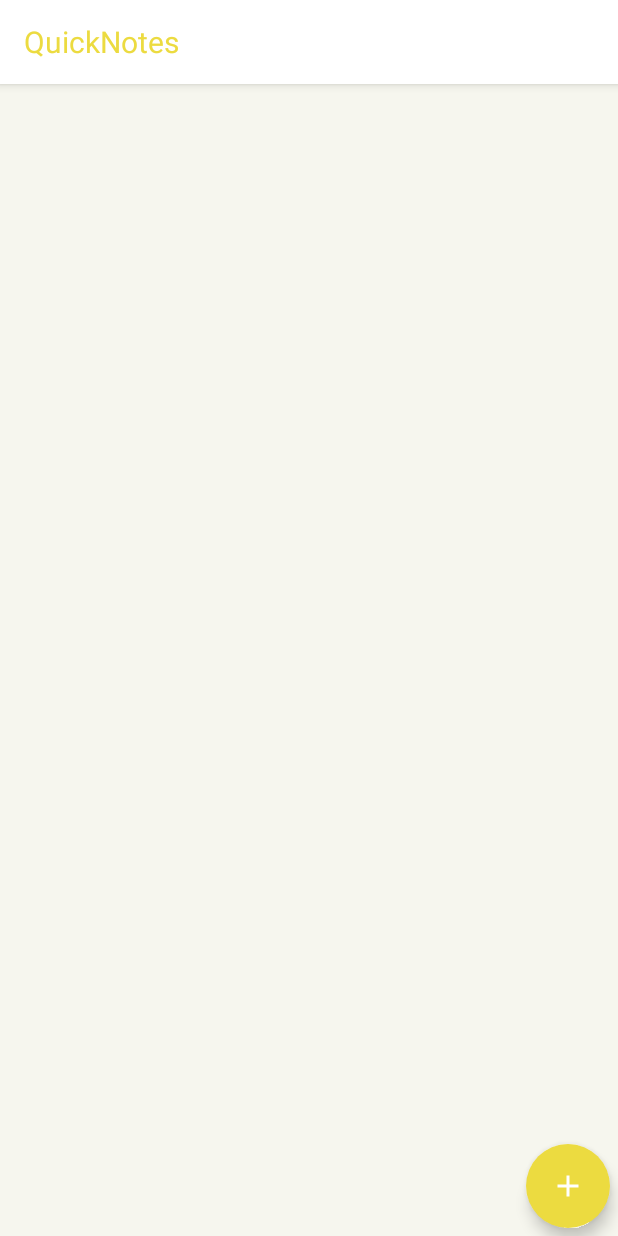
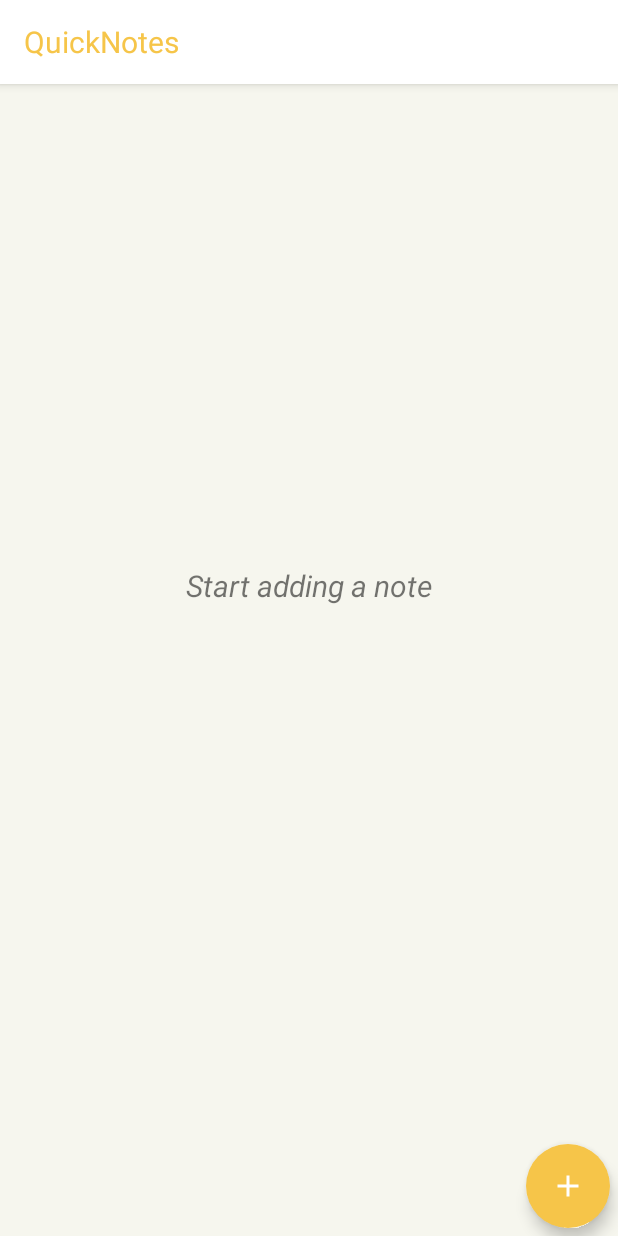
Before and after one commit to kirtij31/QuickNotes, an Android app: the screen it shows after launch (MainActivity), on a phone screen of 412 x 824 dp. Run offline under Robolectric (Android 15) with nearby library versions, the phone set to English and light mode, and no system bars; our stand-ins replace Room's generated code.

```diff
--- a/app/src/main/java/com/notes/quicknotes/MainActivity.kt
+++ b/app/src/main/java/com/notes/quicknotes/MainActivity.kt
@@ -14,8 +14,6 @@ lateinit var viewModel: NoteViewModel
   var isLongPressed = false
   var isPressed = false
 
-lateinit var adapter : NotesRVAdapter
-
 
 
 class MainActivity : AppCompatActivity() , INotesRVAdapter {
@@ -24,7 +22,7 @@ class MainActivity : AppCompatActivity() , INotesRVAdapter {
         setContentView(R.layout.activity_main)
 
         recyclerView.layoutManager =    StaggeredGridLayoutManager(2, StaggeredGridLayoutManager.VERTICAL)
-        adapter = NotesRVAdapter(this,this)
+        val adapter = NotesRVAdapter(this,this)
         recyclerView.adapter = adapter
 
 
@@ -32,6 +30,16 @@ class MainActivity : AppCompatActivity() , INotesRVAdapter {
         viewModel.allNotes.observe(this) { list ->
             list?.let { adapter.updateList(it) }
 
+        }
+
+        viewModel.tableSize.observe(this){size->
+        if(size ==0){
+            initialText.visibility = View.VISIBLE
+            recyclerView.visibility = View.GONE}
+        else{
+            initialText.visibility = View.GONE
+            recyclerView.visibility = View.VISIBLE
+        }
         }
 
         bottomNavigationView.setOnItemSelectedListener { item->
@@ -83,10 +91,6 @@ class MainActivity : AppCompatActivity() , INotesRVAdapter {
         floating_add.visibility = View.GONE
     }
 
-    override fun onRestart() {
-        super.onRestart()
-        adapter.notifyDataSetChanged()
-    }
 
 
 }
--- a/app/src/main/java/com/notes/quicknotes/NoteDao.kt
+++ b/app/src/main/java/com/notes/quicknotes/NoteDao.kt
@@ -24,6 +24,9 @@ interface NoteDao {
     @Query("SELECT * FROM notes_table ORDER BY id ASC")
     fun getALLNoteS():LiveData<List<Note>>
 
+    @Query("SELECT COUNT(*) FROM notes_table")
+    fun tableSize():LiveData<Int>
+
 
     @Query("UPDATE notes_table SET selected = 'true' WHERE id = :id")
     suspend fun setSelectionStatusTrue( id: Int)
--- a/app/src/main/java/com/notes/quicknotes/NoteRepository.kt
+++ b/app/src/main/java/com/notes/quicknotes/NoteRepository.kt
@@ -5,6 +5,7 @@ import androidx.lifecycle.LiveData
 class NoteRepository(private val noteDao :NoteDao) {
 
     val allNotes: LiveData<List<Note>> = noteDao.getALLNoteS()
+    val tableSize :LiveData<Int> = noteDao.tableSize()
 
     suspend fun insert(note: Note) {
         noteDao.insert(note)
@@ -18,6 +19,7 @@ class NoteRepository(private val noteDao :NoteDao) {
     suspend fun update(text:String, title :String, id:Int){
         noteDao.update(text,title,id)
     }
+
 
     suspend fun deleteSelected() {
         noteDao.deleteSelected()
--- a/app/src/main/java/com/notes/quicknotes/NoteViewModel.kt
+++ b/app/src/main/java/com/notes/quicknotes/NoteViewModel.kt
@@ -4,6 +4,7 @@ import android.app.Application
 import androidx.lifecycle.AndroidViewModel
 import androidx.lifecycle.LiveData
 import androidx.lifecycle.viewModelScope
+import kotlinx.coroutines.CoroutineScope
 import kotlinx.coroutines.Dispatchers
 import kotlinx.coroutines.launch
 
@@ -11,11 +12,13 @@ class NoteViewModel(application: Application): AndroidViewModel(application) {
 
     private val repository :NoteRepository
      val allNotes : LiveData<List<Note>>
+     val tableSize : LiveData<Int>
 
     init{
         val dao = NoteDatabase.getDatabase(application).getNoteDao()
          repository = NoteRepository(dao)
         allNotes = repository.allNotes
+        tableSize = repository.tableSize
     }
 
 
--- a/app/src/main/res/layout/activity_main.xml
+++ b/app/src/main/res/layout/activity_main.xml
@@ -8,6 +8,19 @@
     tools:context=".MainActivity"
     android:background="@color/background">
 
+    <TextView
+        android:id="@+id/initialText"
+        android:layout_width="wrap_content"
+        android:layout_height="wrap_content"
+        app:layout_constraintTop_toTopOf="parent"
+        app:layout_constraintLeft_toLeftOf="parent"
+        app:layout_constraintRight_toRightOf="parent"
+        app:layout_constraintBottom_toBottomOf="parent"
+        android:text="Start adding a note"
+        android:textStyle="italic"
+        android:textSize="20sp"
+        android:layout_marginBottom="100dp"/>
+
     <androidx.recyclerview.widget.RecyclerView
         android:layout_margin="5dp"
         android:id="@+id/recyclerView"
@@ -16,7 +29,7 @@
         app:layout_constraintTop_toTopOf="parent"
         app:layout_constraintLeft_toLeftOf="parent"
         app:layout_constraintRight_toRightOf="parent"
-        tools:listitem="@layout/item_note"/>
+        tools:listitem="@layout/item_note" />
 
     <com.google.android.material.floatingactionbutton.FloatingActionButton
         android:layout_margin="5dp"
--- a/app/src/main/res/layout/item_note.xml
+++ b/app/src/main/res/layout/item_note.xml
@@ -14,8 +14,7 @@
             app:layout_constraintLeft_toLeftOf="parent"
             app:layout_constraintRight_toRightOf="parent"
             app:cardCornerRadius="10dp"
-            android:soundEffectsEnabled="false"
-            >
+            android:soundEffectsEnabled="false">
 
     <LinearLayout
 
--- a/app/src/main/res/layout/new_note.xml
+++ b/app/src/main/res/layout/new_note.xml
@@ -14,7 +14,8 @@
             app:layout_constraintTop_toTopOf="parent"
             app:theme="@style/ToolbarTheme"
             app:menu="@menu/toolbar_menu"
-        />
+        android:elevation="200dp"
+        android:outlineAmbientShadowColor="@color/black"/>
 
 
     <EditText
@@ -28,7 +29,6 @@
         android:hint="@string/title"
         android:inputType="text"
         android:minHeight="48dp"
-        android:textColorHint="#78909C"
         android:textSize="32sp"
         app:layout_constraintLeft_toLeftOf="parent"
         app:layout_constraintRight_toRightOf="parent"
@@ -45,7 +45,6 @@
         android:hint="@string/start_typing"
         android:inputType="text"
         android:minHeight="48dp"
-        android:textColorHint="#546E7A"
         app:layout_constraintLeft_toLeftOf="parent"
         app:layout_constraintRight_toRightOf="parent"
         app:layout_constraintTop_toBottomOf="@id/inputTitle" />
--- a/app/src/main/res/values/colors.xml
+++ b/app/src/main/res/values/colors.xml
@@ -7,7 +7,8 @@
     <color name="teal_700">#FF018786</color>
     <color name="black">#FF000000</color>
     <color name="white">#FFFFFFFF</color>
-    <color name="amber">#ECDB40</color>
+    <color name="amber">#F6C549</color>
     <color name="background">#F6F6EE</color>
     <color name="backgroundChange">#E4E4DE</color>
+    <color name="brick">#EA987D</color>
 </resources>
```
